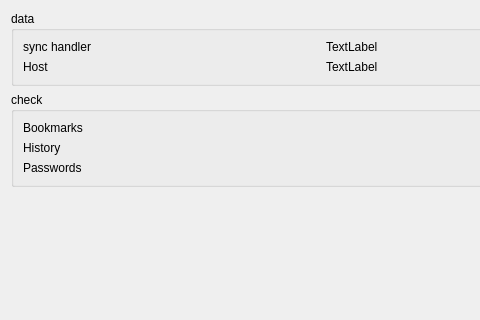
Before: the Qt Designer form src/sync/sync_check.ui in KDE/rekonq, drawn with Qt 5; both pictures show x 0 to 480 and y 0 to 320 of the 645 by 464 pixel window.
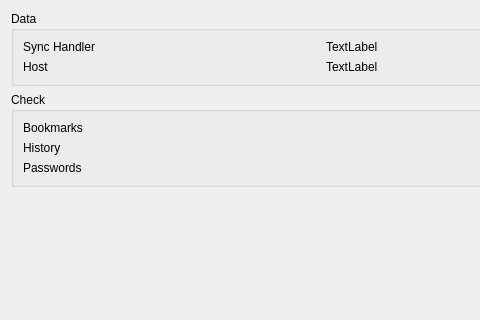
After: the same form once the commit is applied.

Commit message: Fix inconsistent capitalization in sync configuration windows

Patch:
```diff
--- a/src/sync/sync_check.ui
+++ b/src/sync/sync_check.ui
@@ -14,13 +14,13 @@
    <item>
     <widget class="QGroupBox" name="groupBox_2">
      <property name="title">
-      <string>data</string>
+      <string>Data</string>
      </property>
      <layout class="QGridLayout" name="gridLayout_2">
       <item row="0" column="0">
        <widget class="QLabel" name="label_4">
         <property name="text">
-         <string>sync handler</string>
+         <string>Sync Handler</string>
         </property>
        </widget>
       </item>
@@ -51,7 +51,7 @@
    <item>
     <widget class="QGroupBox" name="groupBox">
      <property name="title">
-      <string>check</string>
+      <string>Check</string>
      </property>
      <layout class="QGridLayout" name="gridLayout">
       <item row="0" column="0">
```
The commit also changes 4 other files.
